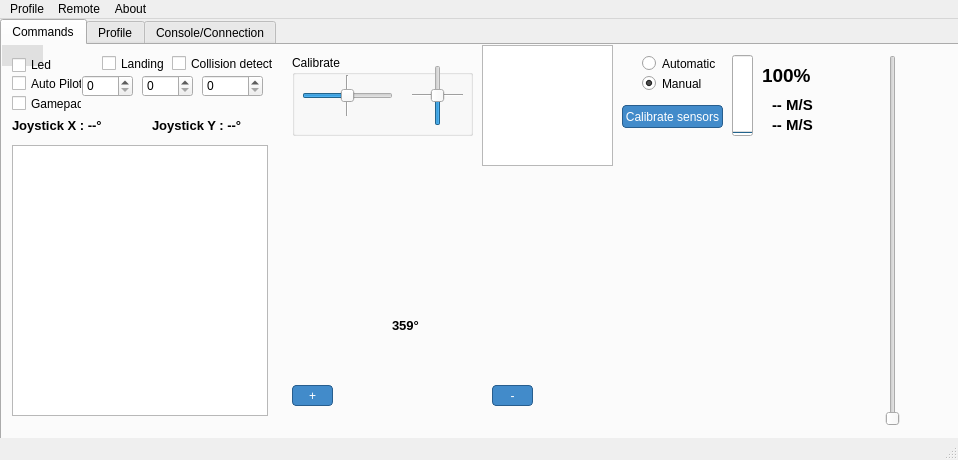
Qt form dgipydrone.ui (DGIProject/DGIPyDrOneQt) before a commit.
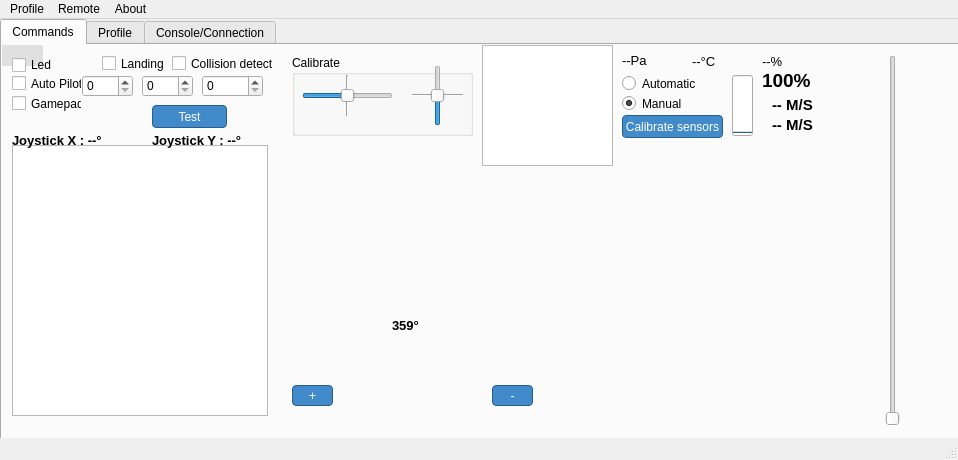
The same form after that commit.

The edit to the form file:
```diff
--- a/dgipydrone.ui
+++ b/dgipydrone.ui
@@ -125,9 +125,9 @@
       <property name="geometry">
        <rect>
         <x>10</x>
-        <y>70</y>
+        <y>80</y>
         <width>131</width>
-        <height>21</height>
+        <height>31</height>
        </rect>
       </property>
       <property name="font">
@@ -146,9 +146,9 @@
       <property name="geometry">
        <rect>
         <x>150</x>
-        <y>70</y>
+        <y>80</y>
         <width>111</width>
-        <height>21</height>
+        <height>31</height>
        </rect>
       </property>
       <property name="font">
@@ -264,9 +264,9 @@
       <property name="geometry">
        <rect>
         <x>730</x>
-        <y>10</y>
+        <y>30</y>
         <width>21</width>
-        <height>81</height>
+        <height>61</height>
        </rect>
       </property>
       <property name="styleSheet">
@@ -282,9 +282,9 @@
      <widget class="QRadioButton" name="manualMode">
       <property name="geometry">
        <rect>
-        <x>640</x>
-        <y>30</y>
-        <width>82</width>
+        <x>620</x>
+        <y>50</y>
+        <width>61</width>
         <height>17</height>
        </rect>
       </property>
@@ -298,8 +298,8 @@
      <widget class="QRadioButton" name="automaticMode">
       <property name="geometry">
        <rect>
-        <x>640</x>
-        <y>10</y>
+        <x>620</x>
+        <y>30</y>
         <width>82</width>
         <height>17</height>
        </rect>
@@ -405,7 +405,7 @@
       <property name="geometry">
        <rect>
         <x>620</x>
-        <y>60</y>
+        <y>70</y>
         <width>101</width>
         <height>23</height>
        </rect>
@@ -466,9 +466,9 @@
       <property name="geometry">
        <rect>
         <x>760</x>
-        <y>10</y>
+        <y>20</y>
         <width>61</width>
-        <height>41</height>
+        <height>31</height>
        </rect>
       </property>
       <property name="font">
@@ -555,6 +555,73 @@
        <string>Gamepad</string>
       </property>
      </widget>
+     <widget class="QLabel" name="pressureLabel">
+      <property name="geometry">
+       <rect>
+        <x>620</x>
+        <y>5</y>
+        <width>41</width>
+        <height>21</height>
+       </rect>
+      </property>
+      <property name="font">
+       <font>
+        <pointsize>10</pointsize>
+       </font>
+      </property>
+      <property name="text">
+       <string>--Pa</string>
+      </property>
+     </widget>
+     <widget class="QLabel" name="temperatureLabel">
+      <property name="geometry">
+       <rect>
+        <x>690</x>
+        <y>6</y>
+        <width>61</width>
+        <height>20</height>
+       </rect>
+      </property>
+      <property name="font">
+       <font>
+        <pointsize>10</pointsize>
+       </font>
+      </property>
+      <property name="text">
+       <string>--°C</string>
+      </property>
+     </widget>
+     <widget class="QLabel" name="humidityLabel">
+      <property name="geometry">
+       <rect>
+        <x>760</x>
+        <y>6</y>
+        <width>61</width>
+        <height>20</height>
+       </rect>
+      </property>
+      <property name="font">
+       <font>
+        <pointsize>10</pointsize>
+       </font>
+      </property>
+      <property name="text">
+       <string>--%</string>
+      </property>
+     </widget>
+     <widget class="QPushButton" name="buttonTest">
+      <property name="geometry">
+       <rect>
+        <x>150</x>
+        <y>60</y>
+        <width>75</width>
+        <height>23</height>
+       </rect>
+      </property>
+      <property name="text">
+       <string>Test</string>
+      </property>
+     </widget>
      <zorder>throttleSlider</zorder>
      <zorder>joystickView</zorder>
      <zorder>joystickXInformation</zorder>
```
Left out of the diff: 4 changed lines with no effect on the pictures.
